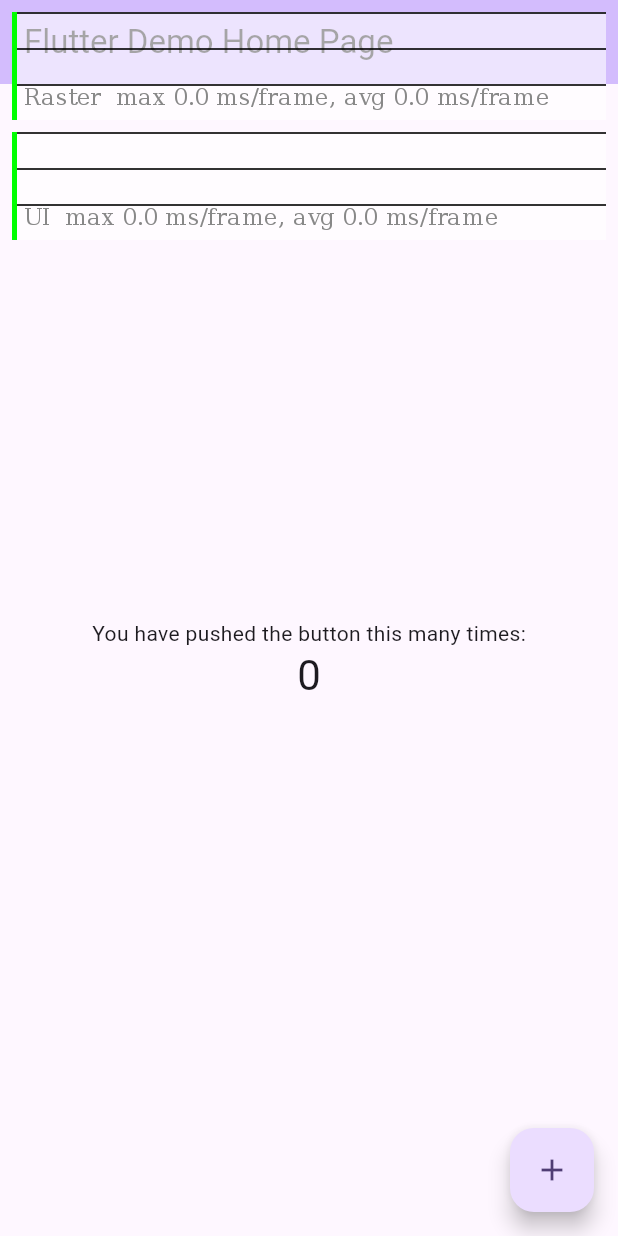
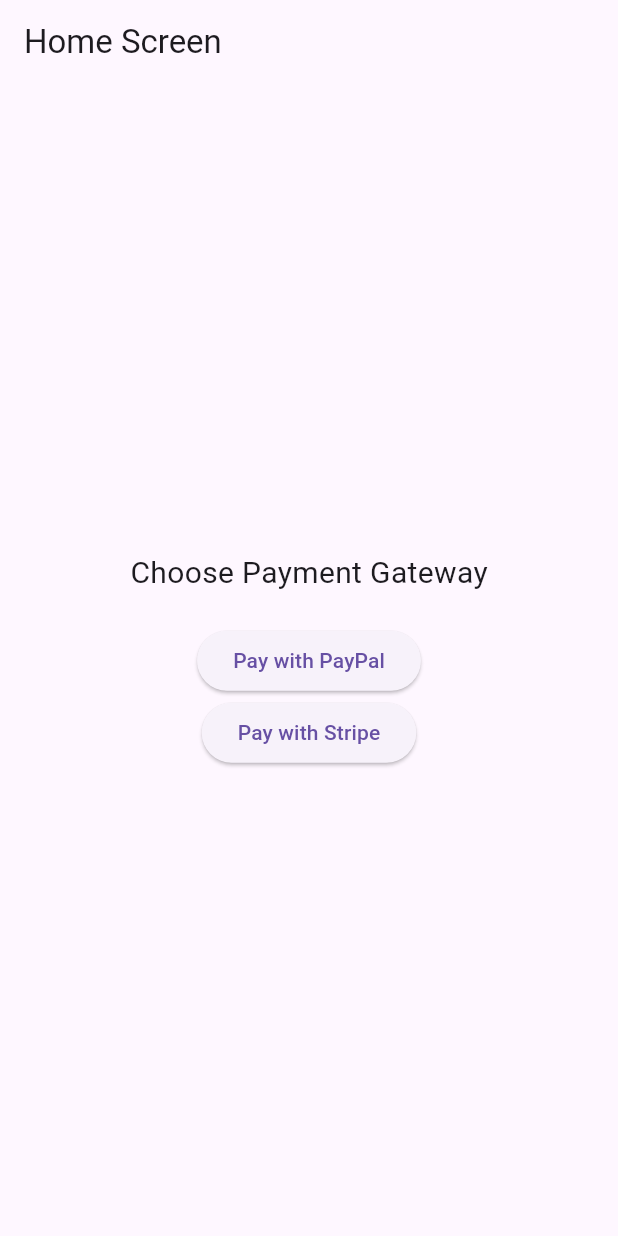
Before and after one commit to ledat2413/payment_gateways_app, a Flutter app: the screen it shows after launch, on a phone screen of 412 x 824 dp. Run offline on Flutter 3.47's test engine with Material 3 defaults, Android fonts, the phone set to English and light mode, and no system bars; our stand-ins replace cached_network_image, get_it, shared_preferences.

Commit message:
payment screen + get it

```diff
--- /dev/null
+++ b/lib/features/home/home_screen.dart
@@ -0,0 +1,47 @@
+import 'package:flutter/material.dart';
+import 'package:payment_gateways_app/locator.dart';
+import 'package:payment_gateways_app/services/auth.dart';
+import 'package:payment_gateways_app/services/payments.dart';
+
+class HomeScreen extends StatelessWidget {
+  void _processPayment(String service) async {
+    final paymentService = getIt<PaymentGatewayService>();
+    if (service == "paypal") {
+      setupLocator(service);
+      var isInitSuccess = await paymentService.initiatePayment(100.0);
+      if (isInitSuccess == true) {
+        paymentService.verifyPayment(service);
+      }
+    } else if (service == "stripe") {
+      setupLocator(service);
+      var isInitSuccess = await paymentService.initiatePayment(620.5);
+      if (isInitSuccess == true) {
+        paymentService.verifyPayment(service);
+      }
+    }
+  }
+
+  @override
+  Widget build(BuildContext context) {
+    return Scaffold(
+      appBar: AppBar(title: Text('Home Screen')),
+      body: Center(
+        child: Column(
+          mainAxisAlignment: MainAxisAlignment.center,
+          children: [
+            Text('Choose Payment Gateway', style: TextStyle(fontSize: 20)),
+            SizedBox(height: 20),
+            ElevatedButton(
+              onPressed: () => _processPayment('paypal'),
+              child: Text('Pay with PayPal'),
+            ),
+            ElevatedButton(
+              onPressed: () => _processPayment('stripe'),
+              child: Text('Pay with Stripe'),
+            ),
+          ],
+        ),
+      ),
+    );
+  }
+}
--- /dev/null
+++ b/lib/locator.dart
@@ -0,0 +1,19 @@
+import 'package:get_it/get_it.dart';
+import 'package:payment_gateways_app/services/auth.dart';
+import 'package:payment_gateways_app/services/payments.dart';
+
+final getIt = GetIt.instance;
+
+void setupLocator(String service) {
+  if (service == 'stripe') {
+    getIt.registerSingleton<PaymentGatewayService>(StripePayment());
+  } else if (service == 'paypal') {
+    getIt.registerSingleton<PaymentGatewayService>(PayPalPayment());
+  } else if (service == 'google') {
+    getIt.registerSingleton<AuthService>(GoogleAuthService());
+  } else if (service == 'facebook') {
+    getIt.registerSingleton<AuthService>(FacebookAuthService());
+  } else if (service == 'email') {
+    getIt.registerSingleton<AuthService>(EmailAuthService());
+  }
+}
--- a/lib/main.dart
+++ b/lib/main.dart
@@ -1,109 +1,38 @@
 import 'package:cached_network_image/cached_network_image.dart';
 import 'package:flutter/material.dart';
+import 'package:payment_gateways_app/features/home/home_screen.dart';
+import 'package:payment_gateways_app/features/login/login_screen.dart';
+import 'package:payment_gateways_app/locator.dart';
+import 'package:payment_gateways_app/models/user_model.dart';
+import 'package:payment_gateways_app/services/auth.dart';
 
 void main() {
+  setupLocator('email');
   runApp(const MyApp());
 }
 
 class MyApp extends StatelessWidget {
   const MyApp({super.key});
 
-  // This widget is the root of your application.
   @override
   Widget build(BuildContext context) {
+    final authService = getIt<AuthService>();
+
     return MaterialApp(
-      title: 'Flutter Demo',
-      showPerformanceOverlay: true,
-      theme: ThemeData(
-        colorScheme: ColorScheme.fromSeed(seedColor: Colors.deepPurple),
+      title: 'Payment App',
+      theme: ThemeData(primarySwatch: Colors.blue),
+      home: FutureBuilder<User?>(
+        future: authService.getCurrentUser(),
+        builder: (context, snapshot) {
+          if (snapshot.connectionState == ConnectionState.waiting) {
+            return CircularProgressIndicator();
+          } else if (snapshot.hasData) {
+            return HomeScreen();
+          } else {
+            return LoginScreen();
+          }
+        },
       ),
-      home: const MyHomePage(title: 'Flutter Demo Home Page'),
     );
   }
 }
-
-class MyHomePage extends StatefulWidget {
-  const MyHomePage({super.key, required this.title});
-
-  // This widget is the home page of your application. It is stateful, meaning
-  // that it has a State object (defined below) that contains fields that affect
-  // how it looks.
-
-  // This class is the configuration for the state. It holds the values (in this
-  // case the title) provided by the parent (in this case the App widget) and
-  // used by the build method of the State. Fields in a Widget subclass are
-  // always marked "final".
-
-  final String title;
-
-  @override
-  State<MyHomePage> createState() => _MyHomePageState();
-}
-
-class _MyHomePageState extends State<MyHomePage> {
-  int _counter = 0;
-
-  void _incrementCounter() {
-    setState(() {
-      // This call to setState tells the Flutter framework that something has
-      // changed in this State, which causes it to rerun the build method below
-      // so that the display can reflect the updated values. If we changed
-      // _counter without calling setState(), then the build method would not be
-      // called again, and so nothing would appear to happen.
-      _counter++;
-    });
-  }
-
-  @override
-  Widget build(BuildContext context) {
-    // This method is rerun every time setState is called, for instance as done
-    // by the _incrementCounter method above.
-    //
-    // The Flutter framework has been optimized to make rerunning build methods
-    // fast, so that you can just rebuild anything that needs updating rather
-    // than having to individually change instances of widgets.
-    return Scaffold(
-      appBar: AppBar(
-        // TRY THIS: Try changing the color here to a specific color (to
-        // Colors.amber, perhaps?) and trigger a hot reload to see the AppBar
-        // change color while the other colors stay the same.
-        backgroundColor: Theme.of(context).colorScheme.inversePrimary,
-        // Here we take the value from the MyHomePage object that was created by
-        // the App.build method, and use it to set our appbar title.
-        title: Text(widget.title),
-      ),
-      body: Center(
-        // Center is a layout widget. It takes a single child and positions it
-        // in the middle of the parent.
-        child: Column(
-          // Column is also a layout widget. It takes a list of children and
-          // arranges them vertically. By default, it sizes itself to fit its
-          // children horizontally, and tries to be as tall as its parent.
-          //
-          // Column has various properties to control how it sizes itself and
-          // how it positions its children. Here we use mainAxisAlignment to
-          // center the children vertically; the main axis here is the vertical
-          // axis because Columns are vertical (the cross axis would be
-          // horizontal).
-          //
-          // TRY THIS: Invoke "debug painting" (choose the "Toggle Debug Paint"
-          // action in the IDE, or press "p" in the console), to see the
-          // wireframe for each widget.
-          mainAxisAlignment: MainAxisAlignment.center,
-          children: <Widget>[
-            const Text('You have pushed the button this many times:'),
-            Text(
-              '$_counter',
-              style: Theme.of(context).textTheme.headlineMedium,
-            ),
-          ],
-        ),
-      ),
-      floatingActionButton: FloatingActionButton(
-        onPressed: _incrementCounter,
-        tooltip: 'Increment',
-        child: const Icon(Icons.add),
-      ), // This trailing comma makes auto-formatting nicer for build methods.
-    );
-  }
-}
--- a/lib/models/user_model.dart
+++ b/lib/models/user_model.dart
@@ -1 +1,8 @@
-class User {}
+class User {
+  String? email;
+  String? password;
+  String? name;
+  String? phone;
+
+  User({this.email, this.name, this.password, this.phone});
+}
--- a/pubspec.yaml
+++ b/pubspec.yaml
@@ -34,8 +34,9 @@ dependencies:
   # The following adds the Cupertino Icons font to your application.
   # Use with the CupertinoIcons class for iOS style icons.
   cupertino_icons: ^1.0.8
-  flutter_braintree: ^4.0.0
   cached_network_image: ^3.4.1
+  get_it: ^7.6.4
+  shared_preferences: ^2.5.2
 
 dev_dependencies:
   flutter_test:
```
Also changed, not shown: lib/features/auth.dart (deleted, +0 -43 lines), lib/features/login/login_screen.dart (added, +65 -0 lines), lib/features/payments.dart (deleted, +0 -47 lines), lib/services/auth.dart (added, +97 -0 lines), lib/services/payments.dart (added, +44 -0 lines), lib/features/services.dart (deleted), pubspec.lock, 3 other files.
